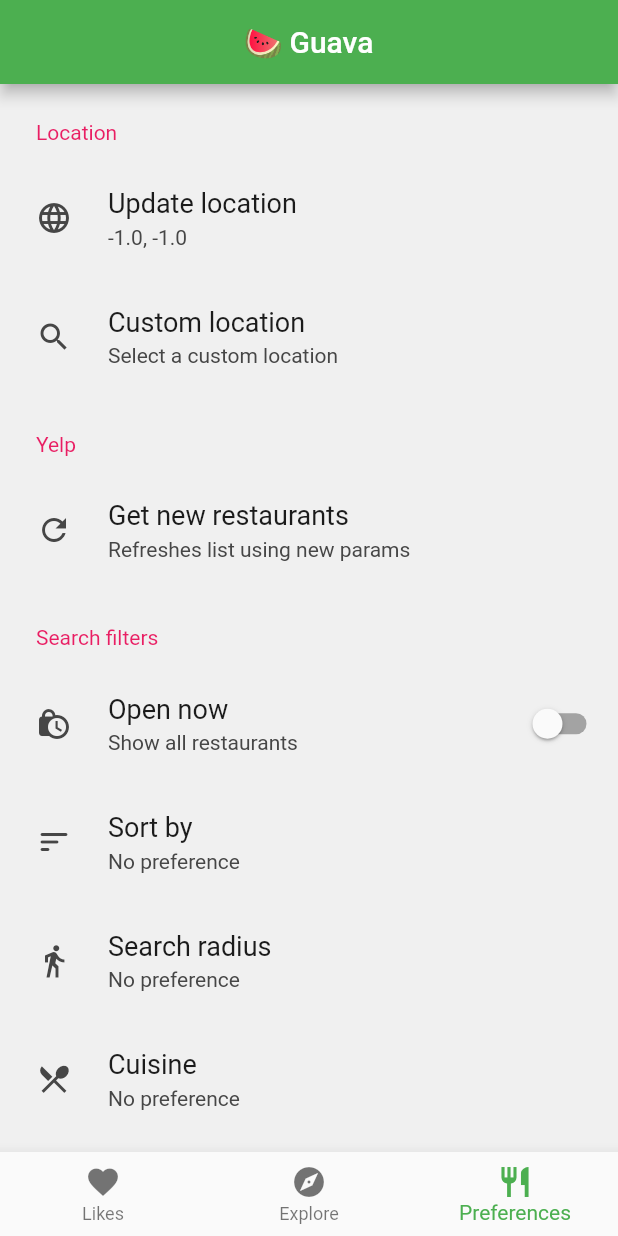
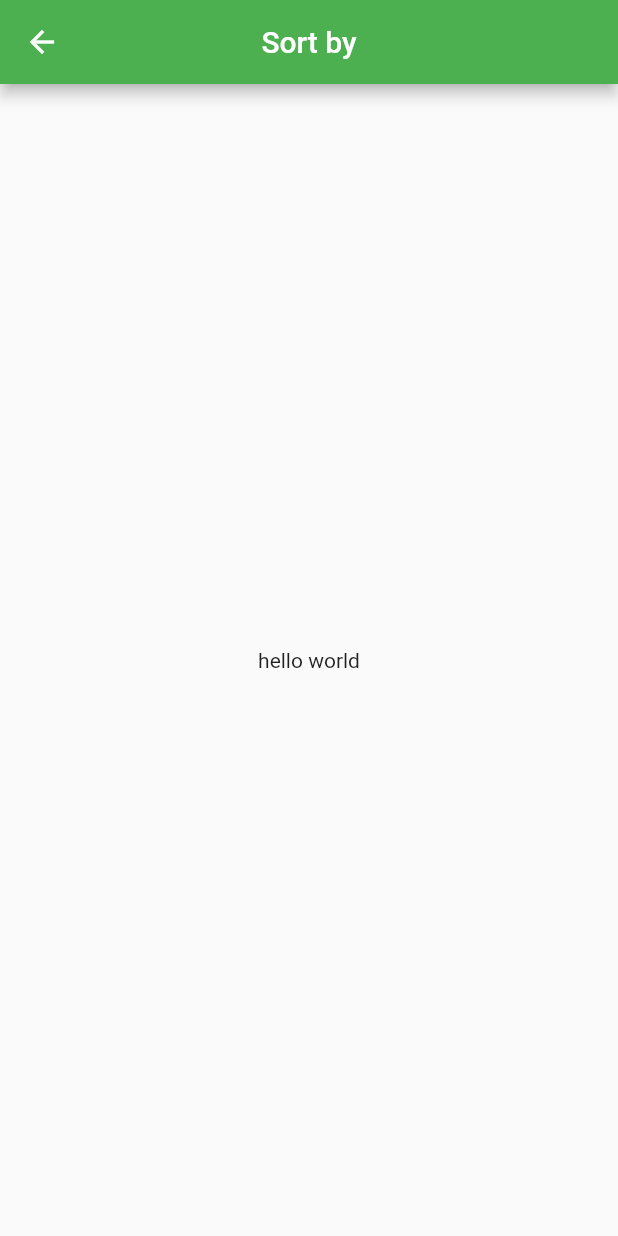
Before and after one commit to guava-food/guava-refactor, a Flutter app: the screen it shows after launch, item 3 of the bottom bar chosen, after a tap on "Sort by", on a phone screen of 412 x 824 dp. Run offline on Flutter 3.47's test engine with Material 2 defaults, Android fonts, the phone set to English and light mode, and no system bars; drawn by our look-alikes of settings_ui; our stand-ins replace cached_network_image, flutter_rating_bar, geolocator.

Commit message:
prep for search filters

```diff
--- a/lib/data_files/gua_globals.dart
+++ b/lib/data_files/gua_globals.dart
@@ -6,3 +6,4 @@ double searchRadius = -1;
 String sortBy = "-1";
 String cuisine = "-1";
 String pricesAllowed = "-1";
+List<String> pricesAllowedList = [];
--- a/lib/main.dart
+++ b/lib/main.dart
@@ -77,7 +77,13 @@ class MyApp extends StatelessWidget {
       theme: ThemeData(
         primarySwatch: Colors.green,
       ),
-      home: const MyHomePage(title: '🍉 Guava'),
+      routes: {
+        '/': (context) => MyHomePage(title: "🍉 Guava"),
+        '/cuisines': (context) => CusinesPage(title: "cuisines"),
+        '/prices': (context) => PricesPage(title: "prices"),
+        '/radius': (context) => SearchRadiusPage(title: "radius"),
+        '/sortby': (context) => SortByPage(title: "sortby"),
+      },
     );
   }
 }
@@ -237,13 +243,17 @@ class _MyHomePageState extends State<MyHomePage> {
             SettingsTile.navigation(
                 leading: Icon(Icons.sort_rounded),
                 title: Text('Sort by'),
-                onPressed: (context) {},
+                onPressed: (context) {
+                  Navigator.pushNamed(context, "/sortby");
+                },
                 description:
                     sortBy == "-1" ? Text("No preference") : Text(sortBy)),
             SettingsTile.navigation(
               leading: Icon(Icons.directions_walk),
               title: Text('Search radius'),
-              onPressed: (context) {},
+              onPressed: (context) {
+                Navigator.pushNamed(context, "/radius");
+              },
               description: searchRadius == -1
                   ? Text("No preference")
                   : Text(searchRadius.toString()),
@@ -251,7 +261,9 @@ class _MyHomePageState extends State<MyHomePage> {
             SettingsTile.navigation(
               leading: Icon(Icons.restaurant_menu),
               title: Text('Cuisine'),
-              onPressed: (context) {},
+              onPressed: (context) {
+                Navigator.pushNamed(context, "/cuisines");
+              },
               description: cuisine == "-1"
                   ? Text("No preference")
                   : Text(searchRadius.toString()),
@@ -259,7 +271,9 @@ class _MyHomePageState extends State<MyHomePage> {
             SettingsTile.navigation(
               leading: Icon(Icons.attach_money),
               title: Text('Price'),
-              onPressed: (context) {},
+              onPressed: (context) {
+                Navigator.pushNamed(context, "/prices");
+              },
               description: pricesAllowed == "-1"
                   ? Text("No preference")
                   : Text(searchRadius.toString()),
--- a/lib/search_prefs/sort_by.dart
+++ b/lib/search_prefs/sort_by.dart
@@ -0,0 +1,24 @@
+import 'package:flutter/material.dart';
+import 'package:guava_refactor/data_files/gua_globals.dart';
+
+class SortByPage extends StatefulWidget {
+  const SortByPage({Key? key, required this.title}) : super(key: key);
+
+  final String title;
+
+  @override
+  State<SortByPage> createState() => _SortByPageState();
+}
+
+class _SortByPageState extends State<SortByPage> {
+  @override
+  Widget build(BuildContext context) {
+    return Scaffold(
+      appBar: AppBar(
+        title: const Text("Sort by"),
+        centerTitle: true,
+      ),
+      body: Center(child: Text("hello world")),
+    );
+  }
+}
```
Also changed, not shown: lib/search_prefs/cuisines.dart (+24 -0 lines), lib/search_prefs/prices.dart (+24 -0 lines), lib/search_prefs/radius.dart (+24 -0 lines).
